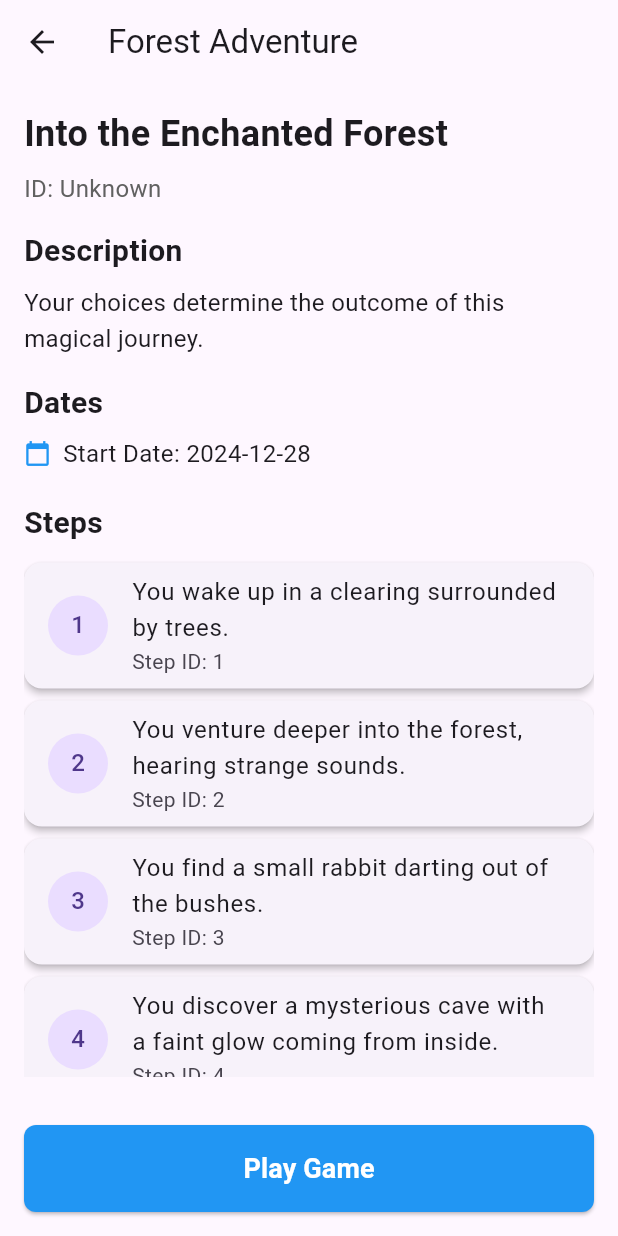
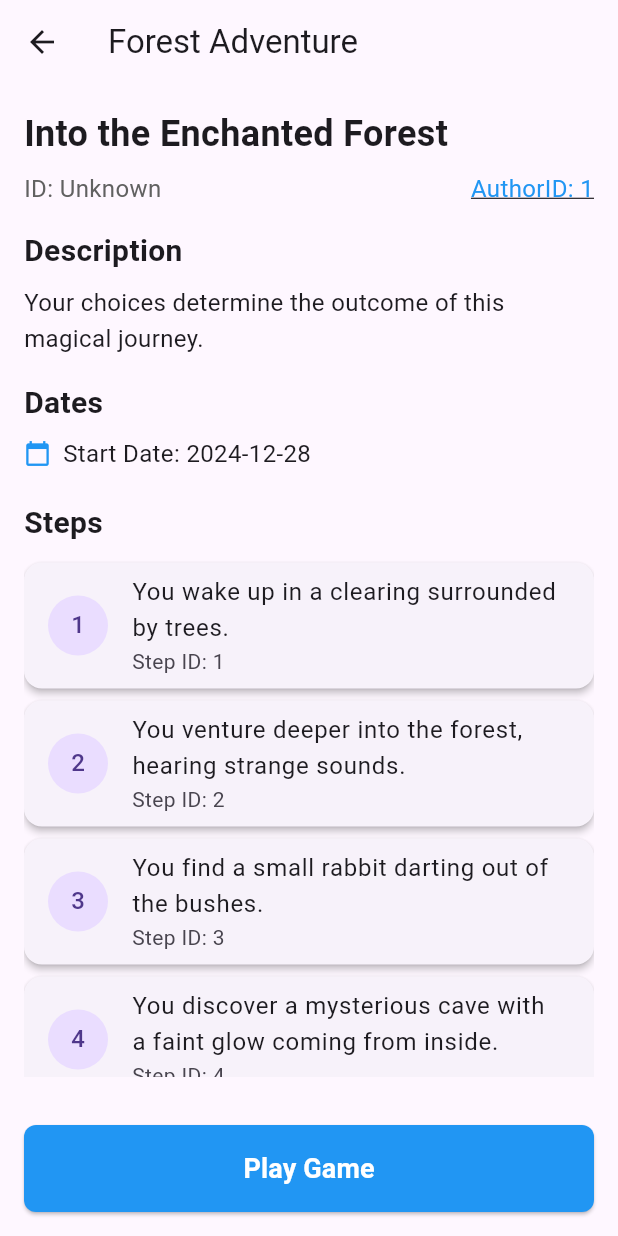
Before and after one commit to zesp11/zesp11_monorepo, a Flutter app: the ScenarioScreen screen opened directly, on a phone screen of 412 x 824 dp. Run offline on Flutter 3.47's test engine with Material 3 defaults, Android fonts, the phone set to English and light mode, and no system bars; our stand-ins replace get; accounts and stored records are empty.

Commit message:
add link to author on scenario page

```diff
--- a/mobile/goadventure/lib/app/controllers/auth_controller.dart
+++ b/mobile/goadventure/lib/app/controllers/auth_controller.dart
@@ -45,7 +45,8 @@ class AuthController extends GetxController {
       // final token = await userService.login(username, password);
       // Store token in local storage
       // await storeAuthToken(token);
-      fetchUserProfile(); // Fetch user profile after login
+      await fetchUserProfile(); // Fetch user profile after login
+      print("[AUTH_DEBUG] logged in with userId=${userProfile.value!.id}");
     } catch (e) {
       print('Login failed: $e');
     }
@@ -56,6 +57,7 @@ class AuthController extends GetxController {
     // Clear stored token and reset user profile
     // await clearAuthToken();
     userProfile.value = null;
+    print("[AUTH_DEBUG] logged out");
   }
 
   // TODO: storage service (storing and retrieving auth token)
--- a/mobile/goadventure/lib/app/models/gamebook.dart
+++ b/mobile/goadventure/lib/app/models/gamebook.dart
@@ -2,6 +2,7 @@
 import 'package:goadventure/app/models/step.dart';
 
 class Gamebook {
+  // TODO: consider if id's shouldn't be string anyway UUID? can check for number etc...
   final int id;
   final String name;
   final String title;
@@ -9,6 +10,7 @@ class Gamebook {
   final DateTime startDate;
   final DateTime? endDate;
   final List<Step> steps;
+  final int authorId;
 
   Gamebook({
     required this.id,
@@ -18,6 +20,7 @@ class Gamebook {
     required this.startDate,
     this.endDate,
     required this.steps,
+    required this.authorId,
   });
 
   // From JSON constructor
@@ -32,6 +35,7 @@ class Gamebook {
       steps: (json['steps'] as List)
           .map((stepJson) => Step.fromJson(stepJson))
           .toList(),
+      authorId: json['authorId'] ?? 0, // default to 0 if id is null
     );
 
     return game;
@@ -47,6 +51,7 @@ class Gamebook {
       'startDate': startDate.toIso8601String(),
       'endDate': endDate?.toIso8601String(),
       'steps': steps.map((step) => step.toJson()).toList(),
+      'authorId': authorId,
     };
   }
 }
--- a/mobile/goadventure/lib/app/pages/scenario_screen.dart
+++ b/mobile/goadventure/lib/app/pages/scenario_screen.dart
@@ -48,12 +48,32 @@ class ScenarioScreen extends StatelessWidget {
                         ),
                       ),
                       SizedBox(height: 8),
+                      Row(
+                        mainAxisAlignment: MainAxisAlignment.spaceBetween,
+                        children: [
                           Text(
                             'ID: $id',
                             style: TextStyle(
                               fontSize: 16,
                               color: Colors.grey[700],
                             ),
+                          ),
+                          GestureDetector(
+                            onTap: () {
+                              // Navigate to the author's profile screen
+                              Get.toNamed('/profile/${gamebook.authorId}');
+                            },
+                            child: Text(
+                              'AuthorID: ${gamebook.authorId}',
+                              style: TextStyle(
+                                fontSize: 16,
+                                color: Colors.blue,
+                                decoration: TextDecoration
+                                    .underline, // Underline to signify it's a link
+                              ),
+                            ),
+                          ),
+                        ],
                       ),
                       SizedBox(height: 16),
 
--- a/mobile/goadventure/lib/app/services/api_service/developmentApiService.dart
+++ b/mobile/goadventure/lib/app/services/api_service/developmentApiService.dart
@@ -15,6 +15,7 @@ class DevelopmentApiService implements ApiService {
           "Your choices determine the outcome of this magical journey.",
       "startDate": "2024-12-28T00:00:00.000Z",
       "endDate": null,
+      "authorId": 1,
       "steps": [
         {
           "id": 1,
@@ -79,6 +80,7 @@ class DevelopmentApiService implements ApiService {
           "Embark on a dangerous journey to discover an ancient city.",
       "startDate": "2024-12-30T00:00:00.000Z",
       "endDate": null,
+      "authorId": 2,
       "steps": [
         {
           "id": 1,
@@ -157,6 +159,7 @@ class DevelopmentApiService implements ApiService {
           "A pirate adventure filled with treasure hunts and perilous decisions.",
       "startDate": "2024-12-25T00:00:00.000Z",
       "endDate": null,
+      "authorId": 2,
       "steps": [
         {
           "id": 1,
--- a/mobile/goadventure/lib/app/services/home_service.dart
+++ b/mobile/goadventure/lib/app/services/home_service.dart
@@ -69,6 +69,7 @@ class HomeService extends GetxService {
               ? DateTime.tryParse(data['endDate']!)
               : null,
           steps: steps,
+          authorId: data['authorId'],
         );
       }).toList();
     } catch (e) {
@@ -132,6 +133,7 @@ class HomeService extends GetxService {
               ? DateTime.tryParse(data['endDate']!)
               : null,
           steps: steps,
+          authorId: data['authorId'],
         );
       }
       return null; // No games to resume
```
Lines whose indentation alone changed are shown as unchanged.
